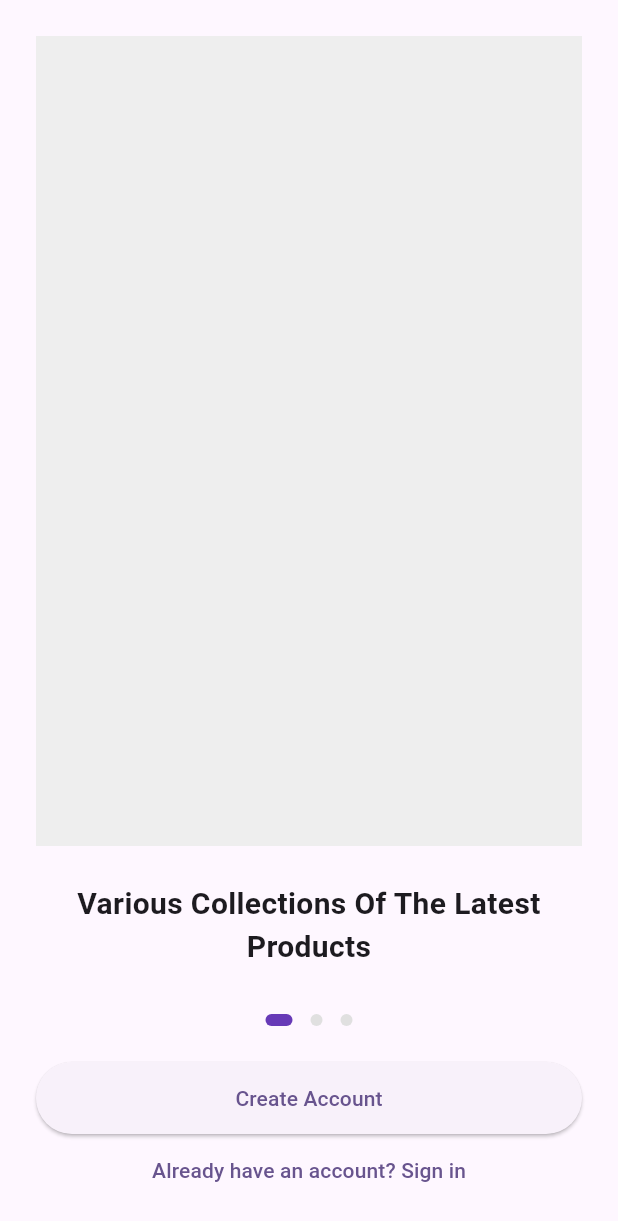
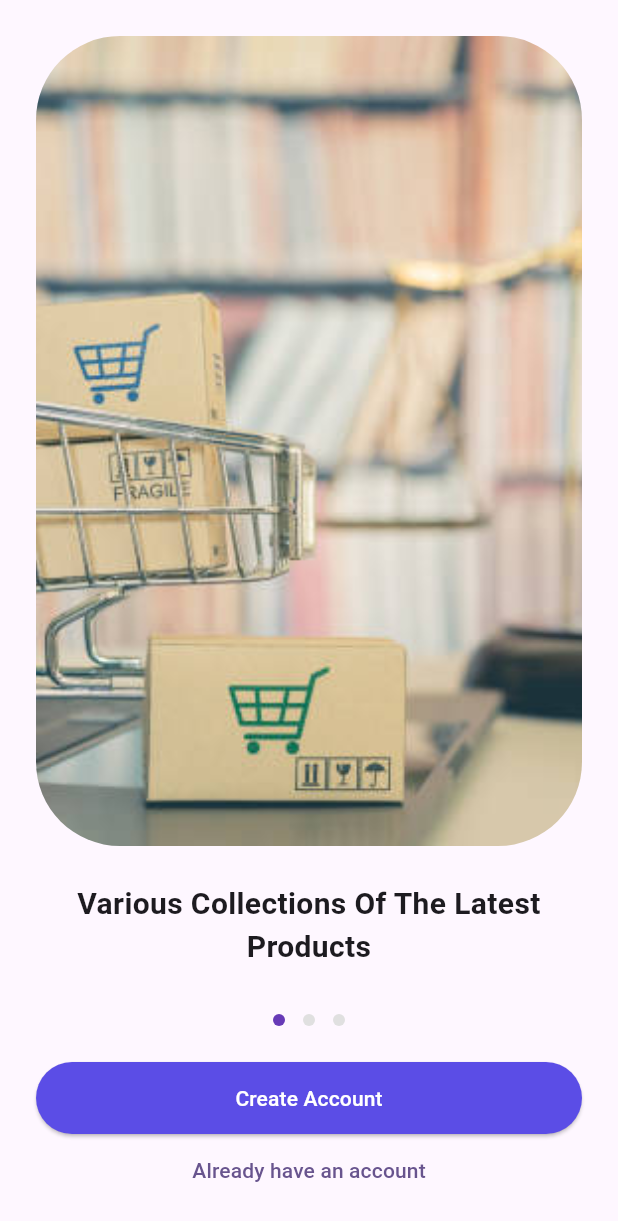
Before and after one commit to CH-lihour/g8-ecommerce-app, a Flutter app: the screen it shows after launch, on a phone screen of 412 x 824 dp. Shown: the top 1221 px of the screen. Run offline on Flutter 3.47's test engine with Material 3 defaults, Android fonts, the phone set to English and light mode, and no system bars; our stand-ins replace firebase_core; accounts and stored records are empty.

Commit message:
update onboarding ui

```diff
--- a/lib/features/auth/presentation/screens/login_screen.dart
+++ b/lib/features/auth/presentation/screens/login_screen.dart
@@ -45,7 +45,17 @@ class LoginScreen extends StatelessWidget {
                 child: const Text('Forgot Password'),
               ),
             ),
-            ElevatedButton(onPressed: () {}, child: const Text('Sign in')),
+            ElevatedButton(
+              style: ElevatedButton.styleFrom(
+                minimumSize: const Size.fromHeight(48),
+                backgroundColor: const Color(0xFF5B4DE6),
+              ),
+              onPressed: () {},
+              child: const Text(
+                'Sign in',
+                style: TextStyle(color: Colors.white),
+              ),
+            ),
             const SizedBox(height: 12),
             OutlinedButton.icon(
               onPressed: () {},
--- a/lib/features/auth/presentation/screens/onboarding_screen.dart
+++ b/lib/features/auth/presentation/screens/onboarding_screen.dart
@@ -1,4 +1,6 @@
 import 'package:flutter/material.dart';
+import 'dart:math' as math;
+import 'dart:ui' show lerpDouble;
 import 'login_screen.dart';
 import 'register_screen.dart';
 
@@ -32,30 +34,50 @@ class _OnboardingScreenState extends State<OnboardingScreen> {
                 children: [
                   _OnboardPage(
                     title: 'Various Collections Of The Latest Products',
+                    image: 'assets/images/onboarding1.png',
+                    controller: _controller,
+                    index: 0,
                   ),
                   _OnboardPage(
                     title: 'Complete Collection Of Colors And Sizes',
+                    image: 'assets/images/onboarding2.png',
+                    controller: _controller,
+                    index: 1,
                   ),
-                  _OnboardPage(title: 'Find The Most Suitable Outfit For You'),
+                  _OnboardPage(
+                    title: 'Find The Most Suitable Outfit For You',
+                    image: 'assets/images/onboarding3.png',
+                    controller: _controller,
+                    index: 2,
+                  ),
                 ],
               ),
             ),
-            Row(
+            // Animated page indicator driven by PageController.page
+            AnimatedBuilder(
+              animation: _controller,
+              builder: (context, child) {
+                final double page = (_controller.hasClients && _controller.page != null)
+                    ? _controller.page!
+                    : _page.toDouble();
+                return Row(
                   mainAxisAlignment: MainAxisAlignment.center,
-              children: List.generate(
-                3,
-                (i) => Container(
+                  children: List.generate(3, (i) {
+                    final double selectedness = (1.0 - (page - i).abs()).clamp(0.0, 1.0);
+                    final double width = lerpDouble(8, 8, selectedness)!;
+                    final Color color = Color.lerp(Colors.grey.shade300, Colors.deepPurple, selectedness)!;
+                    return Container(
                       margin: const EdgeInsets.all(6),
-                  width: _page == i ? 18 : 8,
+                      width: width,
                       height: 8,
                       decoration: BoxDecoration(
-                    color: _page == i
-                        ? Colors.deepPurple
-                        : Colors.grey.shade300,
+                        color: color,
                         borderRadius: BorderRadius.circular(4),
                       ),
-                ),
-              ),
+                    );
+                  }),
+                );
+              },
             ),
             const SizedBox(height: 18),
             Padding(
@@ -63,22 +85,30 @@ class _OnboardingScreenState extends State<OnboardingScreen> {
               child: ElevatedButton(
                 style: ElevatedButton.styleFrom(
                   minimumSize: const Size.fromHeight(48),
+                  backgroundColor: const Color(0xFF5B4DE6),
                 ),
                 onPressed: () {
                   Navigator.of(context).push(
                     MaterialPageRoute(builder: (_) => const RegisterScreen()),
                   );
                 },
-                child: const Text('Create Account'),
+                child: const Text(
+                  'Create Account',
+                  style: TextStyle(color: Colors.white),
+                ),
               ),
             ),
             TextButton(
               onPressed: () {
-                Navigator.of(context).push(
-                  MaterialPageRoute(builder: (_) => const LoginScreen()),
-                );
+                Navigator.of(
+                  context,
+                ).push(MaterialPageRoute(builder: (_) => const LoginScreen()));
               },
-              child: const Text('Already have an account? Sign in'),
+              style: ButtonStyle(
+                splashFactory: NoSplash.splashFactory,
+                overlayColor: WidgetStateProperty.all(Colors.transparent)
+              ),
+              child: const Text('Already have an account'),
             ),
             const SizedBox(height: 20),
           ],
@@ -90,7 +120,16 @@ class _OnboardingScreenState extends State<OnboardingScreen> {
 
 class _OnboardPage extends StatelessWidget {
   final String title;
-  const _OnboardPage({required this.title});
+  final String image;
+  final PageController? controller;
+  final int index;
+
+  const _OnboardPage({
+    required this.title,
+    this.image = 'assets/images/onboarding1.png',
+    this.controller,
+    this.index = 0,
+  });
 
   @override
   Widget build(BuildContext context) {
@@ -99,7 +138,45 @@ class _OnboardPage extends StatelessWidget {
       child: Column(
         mainAxisAlignment: MainAxisAlignment.center,
         children: [
-          Expanded(child: Container(color: Colors.grey.shade200)),
+          Expanded(
+            child: controller == null
+                ? ClipRRect(
+                    borderRadius: BorderRadius.circular(16),
+                    child: Image.asset(
+                      image,
+                      fit: BoxFit.cover,
+                      width: double.infinity,
+                      height: double.infinity,
+                    ),
+                  )
+                : AnimatedBuilder(
+                    animation: controller!,
+                    builder: (context, child) {
+                      final double page = (controller!.hasClients && controller!.page != null)
+                          ? controller!.page!
+                          : index.toDouble();
+                      final double delta = (page - index).abs();
+                      // scale between 0.92 and 1.0
+                      final double scale = (1 - math.min(delta * 0.08, 0.08));
+                      final double translateX = (page - index) * 24; // slight parallax
+                      return Transform.translate(
+                        offset: Offset(translateX, 0),
+                        child: Transform.scale(
+                          scale: scale,
+                          child: ClipRRect(
+                            borderRadius: BorderRadius.circular(56),
+                            child: Image.asset(
+                              image,
+                              fit: BoxFit.cover,
+                              width: double.infinity,
+                              height: double.infinity,
+                            ),
+                          ),
+                        ),
+                      );
+                    },
+                  ),
+          ),
           const SizedBox(height: 24),
           Text(
             title,
--- a/lib/features/auth/presentation/screens/register_screen.dart
+++ b/lib/features/auth/presentation/screens/register_screen.dart
@@ -33,12 +33,19 @@ class RegisterScreen extends StatelessWidget {
             ),
             const SizedBox(height: 16),
             ElevatedButton(
+              style: ElevatedButton.styleFrom(
+                minimumSize: const Size.fromHeight(48),
+                backgroundColor: const Color(0xFF5B4DE6),
+              ),
               onPressed: () {
                 Navigator.of(context).push(
                   MaterialPageRoute(builder: (_) => const VerificationScreen()),
                 );
               },
-              child: const Text('Create Account'),
+              child: const Text(
+                'Create Account',
+                style: TextStyle(color: Colors.white),
+              ),
             ),
             const SizedBox(height: 12),
             OutlinedButton.icon(
```
Also changed, not shown: pubspec.yaml (+6 -1 lines), assets/images/onboarding1.png (added), assets/images/onboarding2.png (added), assets/images/onboarding3.png (added). Lines whose indentation alone changed are shown as unchanged.
